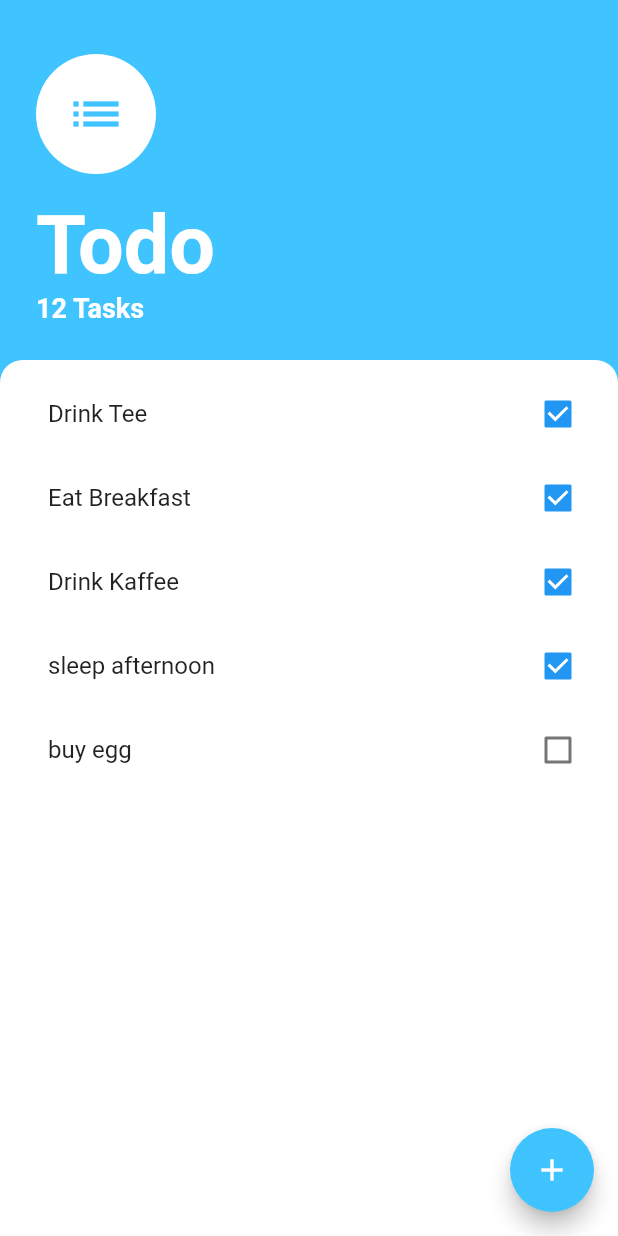
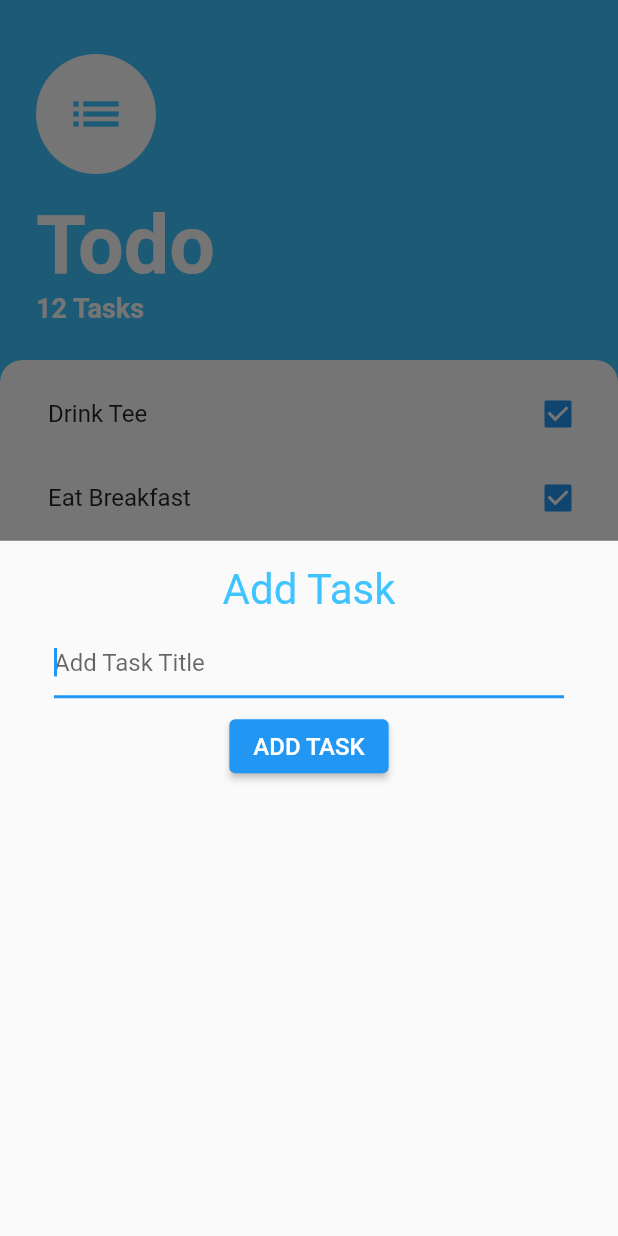
Before and after one commit to zakiabuqaoud/to_do_list, a Flutter app: the screen it shows after launch, after a tap on the "add" icon, on a phone screen of 412 x 824 dp. Run offline on Flutter 3.47's test engine with Material 2 defaults, Android fonts, the phone set to English and light mode, and no system bars.

Commit message:
ui finich

```diff
--- a/lib/screens/to_do_home_page.dart
+++ b/lib/screens/to_do_home_page.dart
@@ -1,4 +1,5 @@
 import 'package:flutter/material.dart';
+import 'package:todo_zaki/widgets/add_task_modal.dart';
 
 import '../model/task.dart';
 
@@ -12,6 +13,10 @@ class ToDoHomeScreen extends StatelessWidget {
     const Task(title: "sleep afternoon", isDone: true),
     const Task(title: "buy egg", isDone: false),
   ];
+
+  goToModal(context){
+    showModalBottomSheet(context: context, builder: (_) => AddTaskModal());
+  }
 
   @override
   Widget build(BuildContext context) {
@@ -95,7 +100,9 @@ class ToDoHomeScreen extends StatelessWidget {
         ),
       ),
       floatingActionButton: FloatingActionButton(
-        onPressed: (){},
+        onPressed: (){
+          goToModal(context);
+        },
         backgroundColor: Colors.lightBlueAccent,
         child: const Icon(Icons.add),
       ),
--- /dev/null
+++ b/lib/widgets/add_task_modal.dart
@@ -0,0 +1,59 @@
+import 'package:flutter/material.dart';
+
+class AddTaskModal extends StatelessWidget {
+  final _formKey = GlobalKey<FormState>();
+
+  AddTaskModal({Key? key}) : super(key: key);
+
+  @override
+  Widget build(BuildContext context) {
+    return Padding(
+      padding: const EdgeInsets.only(
+        top: 16,
+        left: 36,
+        right: 36,
+        bottom: 16,
+      ),
+      child: Form(
+        key: _formKey,
+        child: Column(
+          children: <Widget>[
+            const Text(
+              "Add Task",
+              style: TextStyle(
+                  color: Colors.lightBlueAccent,
+                  fontSize: 28,
+                  fontWeight: FontWeight.normal),
+            ),
+            const SizedBox(
+              height: 8,
+            ),
+            TextFormField(
+              autofocus: true,
+              decoration: const InputDecoration(
+                hintText: "Add Task Title",
+              ),
+              validator: (value) {
+                if (value == null || value.isEmpty) {
+                  return 'Please enter a value';
+                }
+                return null;
+              },
+            ),
+            const SizedBox(
+              height: 8,
+            ),
+            ElevatedButton(
+              onPressed: () {},
+              child: const Text(
+                "ADD TASK",
+                style: TextStyle(color: Colors.white, fontSize: 16),
+              ),
+            ),
+            // Add TextFormFields and ElevatedButton here.
+          ],
+        ),
+      ),
+    );
+  }
+}
```
